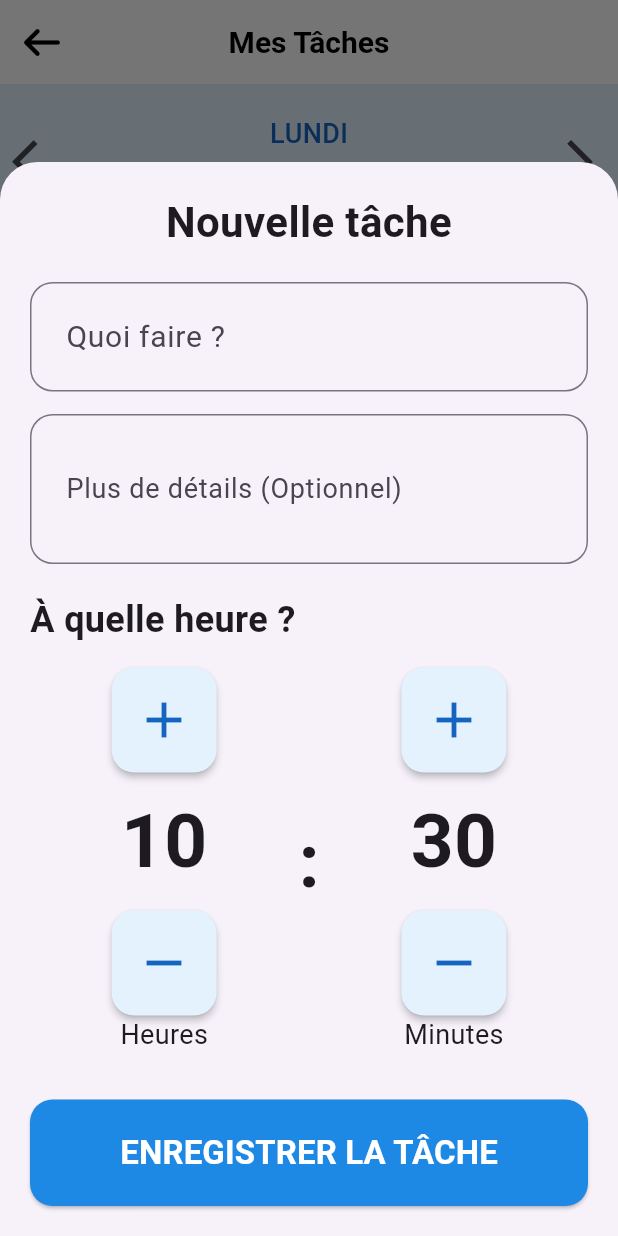
After one commit to AmiineManaii/CareLink, a Flutter app: the DailyTasksScreen screen opened directly, after a tap on the "arrow back ios" icon, after a tap on the "arrow forward ios" icon, after a tap on the "add" icon, on a phone screen of 412 x 824 dp. The commit adds this screen. Run offline on Flutter 3.47's test engine with Material 3 defaults, Android fonts, the phone set to English and light mode, and no system bars; our stand-ins replace camera, flutter_dotenv, flutter_local_notifications, font_awesome_flutter, geolocator, image_picker and 4 more; missing offline and left inert: flutter_foreground_task, google_mlkit_face_detection, mailer, tflite_flutter; accounts and stored records are empty.

Commit message:
ajout plannifications des taches

```diff
--- a/lib/main.dart
+++ b/lib/main.dart
@@ -12,6 +12,7 @@ import 'screens/elder/medications_screen.dart';
 import 'screens/elder/family_dashboard_screen.dart';
 import 'features/face_auth/face_storage.dart';
 import 'screens/elder/alerts_screen.dart';
+import 'screens/elder/daily_tasks_screen.dart';
 import 'screens/caregiver/caregiver_login_screen.dart';
 import 'screens/caregiver/caregiver_navigation.dart';
 
@@ -348,6 +349,9 @@ class _ElderlyNavigationState extends State<ElderlyNavigation> {
       case 'alerts':
         screen = const AlertsScreen();
         break;
+      case 'daily_tasks':
+        screen = const DailyTasksScreen();
+        break;
       default:
         return;
     }
--- /dev/null
+++ b/lib/screens/elder/daily_tasks_screen.dart
@@ -0,0 +1,493 @@
+import 'package:flutter/material.dart';
+import 'package:intl/intl.dart';
+import 'package:flutter_local_notifications/flutter_local_notifications.dart';
+import 'package:timezone/timezone.dart' as tz;
+import 'package:timezone/data/latest.dart' as tz_data;
+import '../../services/api_service.dart';
+import '../../features/face_auth/face_storage.dart';
+import '../../widgets/custom_app_bar.dart';
+
+class DailyTasksScreen extends StatefulWidget {
+  const DailyTasksScreen({super.key});
+
+  @override
+  State<DailyTasksScreen> createState() => _DailyTasksScreenState();
+}
+
+class _DailyTasksScreenState extends State<DailyTasksScreen> {
+  final ApiService _apiService = ApiService();
+  final FlutterLocalNotificationsPlugin _notifications =
+      FlutterLocalNotificationsPlugin();
+
+  List<dynamic> _tasks = [];
+  bool _isLoading = true;
+  DateTime _selectedDate = DateTime.now();
+
+  @override
+  void initState() {
+    super.initState();
+    _initNotifications();
+    _loadTasks();
+  }
+
+  Future<void> _initNotifications() async {
+    tz_data.initializeTimeZones();
+    const androidInit = AndroidInitializationSettings('@mipmap/ic_launcher');
+    const settings = InitializationSettings(android: androidInit);
+    await _notifications.initialize(settings);
+  }
+
+  Future<void> _loadTasks() async {
+    setState(() => _isLoading = true);
+    try {
+      final elderId = InMemoryFaceStorage().getElderId();
+      if (elderId != null) {
+        final tasks =
+            await _apiService.getElderTasks(elderId, date: _selectedDate);
+        setState(() => _tasks = tasks);
+      }
+    } catch (e) {
+      ScaffoldMessenger.of(context).showSnackBar(
+        SnackBar(content: Text('Erreur lors du chargement des tâches: $e')),
+      );
+    } finally {
+      setState(() => _isLoading = false);
+    }
+  }
+
+  Future<void> _scheduleNotification(dynamic task) async {
+    if (task['reminderEnabled'] != true || task['isCompleted'] == true) return;
+
+    final taskTime = task['time'] as String; // HH:mm
+    final taskDate = DateTime.parse(task['date']);
+
+    final parts = taskTime.split(':');
+    final scheduledDate = DateTime(
+      taskDate.year,
+      taskDate.month,
+      taskDate.day,
+      int.parse(parts[0]),
+      int.parse(parts[1]),
+    );
+
+    if (scheduledDate.isBefore(DateTime.now())) return;
+
+    final id = task['_id'].hashCode;
+
+    await _notifications.zonedSchedule(
+      id,
+      'Rappel de tâche',
+      task['title'],
+      tz.TZDateTime.from(scheduledDate, tz.local),
+      const NotificationDetails(
+        android: AndroidNotificationDetails(
+          'daily_tasks_channel',
+          'Tâches quotidiennes',
+          importance: Importance.max,
+          priority: Priority.high,
+        ),
+      ),
+      androidScheduleMode: AndroidScheduleMode.exactAllowWhileIdle,
+      uiLocalNotificationDateInterpretation:
+          UILocalNotificationDateInterpretation.absoluteTime,
+    );
+  }
+
+  Future<void> _addTask() async {
+    final titleController = TextEditingController();
+    final descController = TextEditingController();
+    TimeOfDay selectedTime = TimeOfDay.now();
+
+    await showModalBottomSheet(
+      context: context,
+      isScrollControlled: true,
+      shape: const RoundedRectangleBorder(
+        borderRadius: BorderRadius.vertical(top: Radius.circular(25)),
+      ),
+      builder: (context) => StatefulBuilder(
+        builder: (context, setModalState) => Padding(
+          padding: EdgeInsets.only(
+            bottom: MediaQuery.of(context).viewInsets.bottom,
+            left: 20,
+            right: 20,
+            top: 20,
+          ),
+          child: SingleChildScrollView(
+            child: Column(
+              mainAxisSize: MainAxisSize.min,
+              crossAxisAlignment: CrossAxisAlignment.stretch,
+              children: [
+                const Text(
+                  'Nouvelle tâche',
+                  style: TextStyle(fontSize: 28, fontWeight: FontWeight.bold),
+                  textAlign: TextAlign.center,
+                ),
+                const SizedBox(height: 20),
+                TextField(
+                  controller: titleController,
+                  style: const TextStyle(fontSize: 22),
+                  decoration: InputDecoration(
+                    labelText: 'Quoi faire ?',
+                    labelStyle: const TextStyle(fontSize: 20),
+                    hintText: 'Ex: Faire ma marche',
+                    border: OutlineInputBorder(
+                        borderRadius: BorderRadius.circular(15)),
+                    contentPadding: const EdgeInsets.all(20),
+                  ),
+                ),
+                const SizedBox(height: 15),
+                TextField(
+                  controller: descController,
+                  style: const TextStyle(fontSize: 20),
+                  maxLines: 2,
+                  decoration: InputDecoration(
+                    labelText: 'Plus de détails (Optionnel)',
+                    labelStyle: const TextStyle(fontSize: 18),
+                    border: OutlineInputBorder(
+                        borderRadius: BorderRadius.circular(15)),
+                    contentPadding: const EdgeInsets.all(20),
+                  ),
+                ),
+                const SizedBox(height: 20),
+                const Text('À quelle heure ?',
+                    style: TextStyle(fontSize: 24, fontWeight: FontWeight.bold)),
+                const SizedBox(height: 15),
+                Row(
+                  mainAxisAlignment: MainAxisAlignment.spaceEvenly,
+                  children: [
+                    // Hour Column
+                    Column(
+                      children: [
+                        _buildTimeButton(Icons.add, () {
+                          setModalState(() {
+                            selectedTime = TimeOfDay(
+                              hour: (selectedTime.hour + 1) % 24,
+                              minute: selectedTime.minute,
+                            );
+                          });
+                        }),
+                        Padding(
+                          padding: const EdgeInsets.symmetric(vertical: 10),
+                          child: Text(
+                            selectedTime.hour.toString().padLeft(2, '0'),
+                            style: const TextStyle(
+                                fontSize: 50, fontWeight: FontWeight.bold),
+                          ),
+                        ),
+                        _buildTimeButton(Icons.remove, () {
+                          setModalState(() {
+                            selectedTime = TimeOfDay(
+                              hour: (selectedTime.hour - 1 + 24) % 24,
+                              minute: selectedTime.minute,
+                            );
+                          });
+                        }),
+                        const Text('Heures', style: TextStyle(fontSize: 18)),
+                      ],
+                    ),
+                    const Text(':',
+                        style: TextStyle(
+                            fontSize: 50, fontWeight: FontWeight.bold)),
+                    // Minute Column
+                    Column(
+                      children: [
+                        _buildTimeButton(Icons.add, () {
+                          setModalState(() {
+                            selectedTime = TimeOfDay(
+                              hour: selectedTime.hour,
+                              minute: (selectedTime.minute + 5) % 60,
+                            );
+                          });
+                        }),
+                        Padding(
+                          padding: const EdgeInsets.symmetric(vertical: 10),
+                          child: Text(
+                            selectedTime.minute.toString().padLeft(2, '0'),
+                            style: const TextStyle(
+                                fontSize: 50, fontWeight: FontWeight.bold),
+                          ),
+                        ),
+                        _buildTimeButton(Icons.remove, () {
+                          setModalState(() {
+                            selectedTime = TimeOfDay(
+                              hour: selectedTime.hour,
+                              minute: (selectedTime.minute - 5 + 60) % 60,
+                            );
+                          });
+                        }),
+                        const Text('Minutes', style: TextStyle(fontSize: 18)),
+                      ],
+                    ),
+                  ],
+                ),
+                const SizedBox(height: 30),
+                ElevatedButton(
+                  onPressed: () async {
+                    if (titleController.text.isEmpty) return;
+
+                    final elderId = InMemoryFaceStorage().getElderId();
+                    if (elderId != null) {
+                      final timeStr =
+                          '${selectedTime.hour.toString().padLeft(2, '0')}:${selectedTime.minute.toString().padLeft(2, '0')}';
+
+                      final result = await _apiService.addTask(
+                        elderId: elderId,
+                        title: titleController.text,
+                        description: descController.text,
+                        time: timeStr,
+                        date: _selectedDate,
+                      );
+
+                      if (result['success'] == true) {
+                        _scheduleNotification(result['task']);
+                        if (mounted) Navigator.pop(context);
+                        _loadTasks();
+                      }
+                    }
+                  },
+                  style: ElevatedButton.styleFrom(
+                    backgroundColor: Colors.blue[600],
+                    padding: const EdgeInsets.symmetric(vertical: 20),
+                    shape: RoundedRectangleBorder(
+                        borderRadius: BorderRadius.circular(15)),
+                  ),
+                  child: const Text(
+                    'ENREGISTRER LA TÂCHE',
+                    style: TextStyle(
+                        fontSize: 22,
+                        fontWeight: FontWeight.bold,
+                        color: Colors.white),
+                  ),
+                ),
+                const SizedBox(height: 20),
+              ],
+            ),
+          ),
+        ),
+      ),
+    );
+  }
+
+  Future<void> _toggleTaskStatus(dynamic task) async {
+    try {
+      final result = await _apiService.updateTask(task['_id'], {
+        'isCompleted': !task['isCompleted'],
+      });
+      if (result['success'] == true) {
+        if (result['task']['isCompleted'] == true) {
+          await _notifications.cancel(task['_id'].hashCode);
+        } else {
+          _scheduleNotification(result['task']);
+        }
+        _loadTasks();
+      }
+    } catch (e) {
+      debugPrint('Error updating task: $e');
+    }
+  }
+
+  Future<void> _deleteTask(String id) async {
+    final confirm = await showDialog<bool>(
+      context: context,
+      builder: (context) => AlertDialog(
+        title: const Text('Supprimer cette tâche ?', style: TextStyle(fontSize: 22)),
+        actions: [
+          TextButton(
+            onPressed: () => Navigator.pop(context, false),
+            child: const Text('NON', style: TextStyle(fontSize: 20)),
+          ),
+          ElevatedButton(
+            onPressed: () => Navigator.pop(context, true),
+            style: ElevatedButton.styleFrom(backgroundColor: Colors.red),
+            child: const Text('OUI, SUPPRIMER', style: TextStyle(fontSize: 18, color: Colors.white)),
+          ),
+        ],
+      ),
+    );
+
+    if (confirm == true) {
+      try {
+        await _apiService.deleteTask(id);
+        await _notifications.cancel(id.hashCode);
+        _loadTasks();
+      } catch (e) {
+        debugPrint('Error deleting task: $e');
+      }
+    }
+  }
+
+  @override
+  Widget build(BuildContext context) {
+    return Scaffold(
+      appBar: CustomAppBar(title: 'Mes Tâches', showBackButton: true),
+      body: Column(
+        children: [
+          _buildCalendarStrip(),
+          Expanded(
+            child: _isLoading
+                ? const Center(child: CircularProgressIndicator())
+                : _tasks.isEmpty
+                    ? Center(
+                        child: Column(
+                          mainAxisAlignment: MainAxisAlignment.center,
+                          children: [
+                            Icon(Icons.assignment_outlined,
+                                size: 100, color: Colors.grey[400]),
+                            const SizedBox(height: 20),
+                            Text(
+                              'Aucune tâche pour aujourd\'hui',
+                              style: TextStyle(
+                                  fontSize: 22, color: Colors.grey[600]),
+                              textAlign: TextAlign.center,
+                            ),
+                          ],
+                        ),
+                      )
+                    : ListView.builder(
+                        padding: const EdgeInsets.all(16),
+                        itemCount: _tasks.length,
+                        itemBuilder: (context, index) {
+                          final task = _tasks[index];
+                          return _buildTaskItem(task);
+                        },
+                      ),
+          ),
+        ],
+      ),
+      floatingActionButton: SizedBox(
+        width: 80,
+        height: 80,
+        child: FloatingActionButton(
+          onPressed: _addTask,
+          backgroundColor: Colors.blue[600],
+          elevation: 8,
+          child: const Icon(Icons.add, size: 45, color: Colors.white),
+        ),
+      ),
+    );
+  }
+
+  Widget _buildTimeButton(IconData icon, VoidCallback onPressed) {
+    return SizedBox(
+      width: 70,
+      height: 70,
+      child: ElevatedButton(
+        onPressed: onPressed,
+        style: ElevatedButton.styleFrom(
+          padding: EdgeInsets.zero,
+          backgroundColor: Colors.blue[50],
+          foregroundColor: Colors.blue[800],
+          shape: RoundedRectangleBorder(borderRadius: BorderRadius.circular(15)),
+          elevation: 2,
+        ),
+        child: Icon(icon, size: 40),
+      ),
+    );
+  }
+
+  Widget _buildCalendarStrip() {
+    return Container(
+      padding: const EdgeInsets.symmetric(vertical: 20),
+      color: Colors.blue[50],
+      child: Row(
+        mainAxisAlignment: MainAxisAlignment.spaceBetween,
+        children: [
+          IconButton(
+            icon: const Icon(Icons.arrow_back_ios, size: 35),
+            onPressed: () {
+              setState(() {
+                _selectedDate = _selectedDate.subtract(const Duration(days: 1));
+              });
+              _loadTasks();
+            },
+          ),
+          Column(
+            children: [
+              Text(
+                DateFormat('EEEE', 'fr_FR').format(_selectedDate).toUpperCase(),
+                style: TextStyle(
+                    fontSize: 18,
+                    color: Colors.blue[800],
+                    fontWeight: FontWeight.w500),
+              ),
+              Text(
+                DateFormat('d MMMM', 'fr_FR').format(_selectedDate),
+                style: const TextStyle(fontSize: 26, fontWeight: FontWeight.bold),
+              ),
+            ],
+          ),
+          IconButton(
+            icon: const Icon(Icons.arrow_forward_ios, size: 35),
+            onPressed: () {
+              setState(() {
+                _selectedDate = _selectedDate.add(const Duration(days: 1));
+              });
+              _loadTasks();
+            },
+          ),
+        ],
+      ),
+    );
+  }
+
+  Widget _buildTaskItem(dynamic task) {
+    final bool isCompleted = task['isCompleted'] ?? false;
+
+    return Card(
+      margin: const EdgeInsets.only(bottom: 20),
+      shape: RoundedRectangleBorder(borderRadius: BorderRadius.circular(20)),
+      elevation: 4,
+      child: InkWell(
+        onTap: () => _toggleTaskStatus(task),
+        borderRadius: BorderRadius.circular(20),
+        child: Padding(
+          padding: const EdgeInsets.all(20),
+          child: Row(
+            children: [
+              Icon(
+                isCompleted ? Icons.check_circle : Icons.circle_outlined,
+                color: isCompleted ? Colors.green : Colors.grey,
+                size: 50,
+              ),
+              const SizedBox(width: 20),
+              Expanded(
+                child: Column(
+                  crossAxisAlignment: CrossAxisAlignment.start,
+                  children: [
+                    Text(
+                      task['title'],
+                      style: TextStyle(
+                        fontSize: 24,
+                        fontWeight: FontWeight.bold,
+                        color: isCompleted ? Colors.grey : Colors.black87,
+                        decoration:
+                            isCompleted ? TextDecoration.lineThrough : null,
+                      ),
+                    ),
+                    const SizedBox(height: 8),
+                    Row(
+                      children: [
+                        const Icon(Icons.access_time,
+                            size: 24, color: Colors.blue),
+                        const SizedBox(width: 8),
+                        Text(
+                          task['time'],
+                          style: const TextStyle(
+                              fontSize: 22, fontWeight: FontWeight.w500),
+                        ),
+                      ],
+                    ),
+                  ],
+                ),
+              ),
+              IconButton(
+                icon: const Icon(Icons.delete_forever, color: Colors.red, size: 35),
+                onPressed: () => _deleteTask(task['_id']),
+              ),
+            ],
+          ),
+        ),
+      ),
+    );
+  }
+}
--- a/pubspec.yaml
+++ b/pubspec.yaml
@@ -53,6 +53,7 @@ dependencies:
   flutter_foreground_task: ^8.15.0
   sensors_plus: ^6.1.1
   permission_handler: ^12.0.1
+  timezone: ^0.9.4
 
 dev_dependencies:
   flutter_test:
```
Also changed, not shown: lib/screens/elder/home_screen.dart (+7 -0 lines), lib/services/api_service.dart (+50 -0 lines), lib/services/medication_reminder_service.dart (+10 -2 lines), pubspec.lock, 3 other files.
